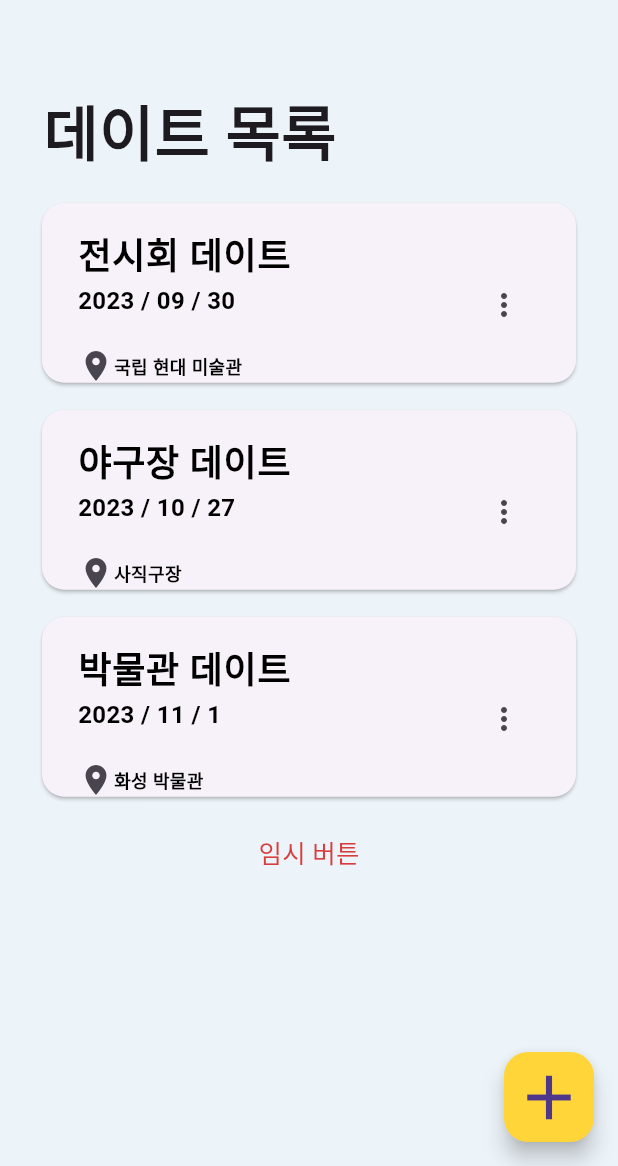
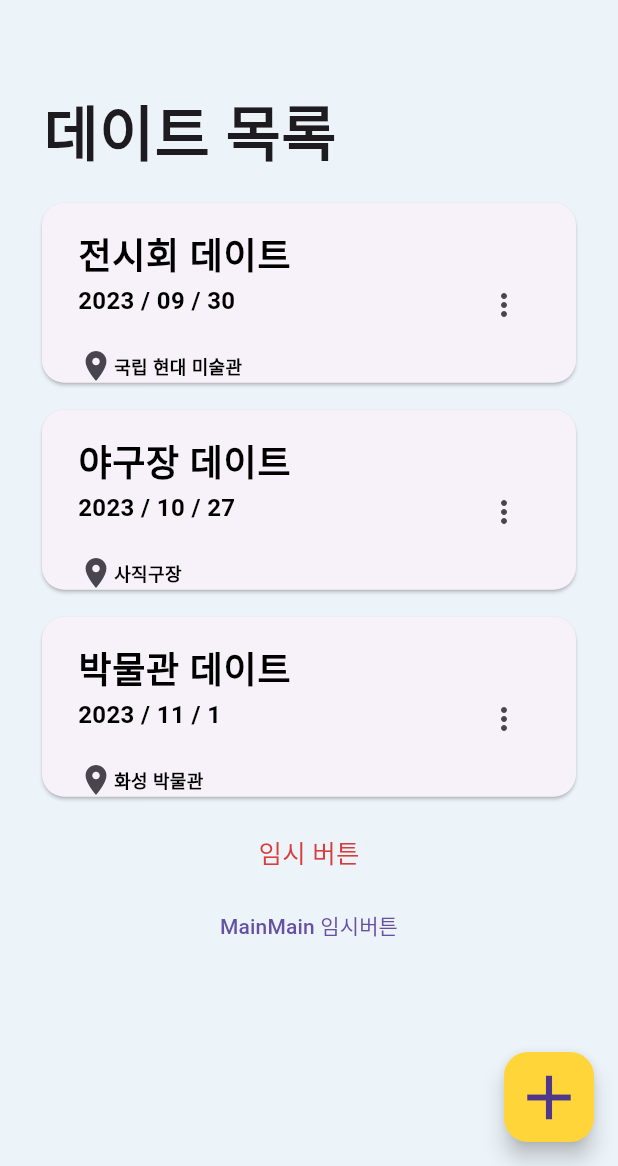
Before and after one commit to kkkkmini/dateEasy, a Flutter app: the NewDatePage screen opened directly, after a tap on "취소", on a phone screen of 412 x 824 dp, the part 70-1236 px from its top. Run offline on Flutter 3.47's test engine with Material 2 defaults, Android fonts, the phone set to English and light mode, and no system bars; our stand-ins replace flutter_switch; missing offline and left inert: date_ranger, panara_dialogs; Roboto replaces fonts that are missing (Seoul_B, Seoul_EB, Seoul_M).

Commit message:
지금쯤 업데이트 해줘야죠? 집가고 싶어요

```diff
--- a/lib/date.dart
+++ b/lib/date.dart
@@ -15,17 +15,17 @@ class _SameDatePickerState extends State<SameDatePicker> {
   @override
   Widget build(BuildContext context) {
     return Padding(
-      padding: const EdgeInsets.fromLTRB(30, 0, 30, 0),
+      padding: const EdgeInsets.fromLTRB(20, 10, 20, 0),
       child: DateRanger(
         activeDateBottomSpace: 10,
-        runSpacing: 10,
+        runSpacing: 13,
         itemHeight: 30,
         activeDateFontSize: 15,
-        horizontalPadding: 15,
+        horizontalPadding: 5,
         activeItemBackground: const Color(0xff6750A4),
         rangeBackground: const Color(0xffE8DEF8),
         borderColors: Colors.black,
-        backgroundColor: const Color(0xffFAFCFF),
+        backgroundColor: const Color(0xffEDF4F9),
         initialRange: initialDateRange,
         onRangeChanged: (range) {
           setState(() {
--- a/lib/main.dart
+++ b/lib/main.dart
@@ -1,6 +1,7 @@
 import 'package:flutter/material.dart';
 import 'package:da_easy_front/font.dart';
 import 'package:da_easy_front/newDate.dart';
+import 'package:da_easy_front/primitiveMain.dart';
 
 void main() {
   runApp(const MyApp());
@@ -70,6 +71,7 @@ class _DaHomePageState extends State<DaHomePage> {
               ),
               DaCard(),
               TemporaryButton(),
+              GotoMain(),
             ],
           ),
         ),
--- a/lib/newDate.dart
+++ b/lib/newDate.dart
@@ -2,8 +2,8 @@ import 'package:da_easy_front/font.dart';
 import 'package:da_easy_front/newDetail.dart';
 import 'package:flutter/material.dart';
 import 'package:da_easy_front/main.dart';
-import 'package:flutter_switch/flutter_switch.dart';
 import 'package:da_easy_front/date.dart';
+import 'package:panara_dialogs/panara_dialogs.dart';
 
 class NewDatePage extends StatefulWidget {
   const NewDatePage({super.key});
@@ -25,7 +25,23 @@ class _NewDatePageState extends State<NewDatePage> {
         title: const AppBarText(),
         actions: <Widget>[
           TextButton(
-            onPressed: () {},
+            onPressed: () {
+              PanaraConfirmDialog.showAnimatedGrow(
+                context,
+                title: "확정하시겠습니까?",
+                message: "확정하시면 선택한 \n 일정들이 정리됩니다.",
+                confirmButtonText: "확인",
+                cancelButtonText: "취소",
+                onTapCancel: () {
+                  Navigator.pop(context);
+                },
+                onTapConfirm: () {
+                  Navigator.pop(context);
+                },
+                panaraDialogType: PanaraDialogType.error,
+                noImage: true,
+              );
+            },
             child: const Text(
               '저장',
               style: Subtitle2_2,
@@ -33,12 +49,13 @@ class _NewDatePageState extends State<NewDatePage> {
           ),
         ],
       ),
-      body: Column(
-        children: [
-          const TextDateTitle(),
-          const SameDate(),
-          SameDatePicker(),
-        ],
+      body: SingleChildScrollView(
+        child: Column(
+          children: [
+            const TextDateTitle(),
+            const SameDate(),
+          ],
+        ),
       ),
     );
   }
@@ -132,23 +149,24 @@ class SameDate extends StatelessWidget {
           padding: const EdgeInsets.all(8.0),
           child: SizedBox(
             width: 380,
-            height: 60,
+            height: 505,
             child: Card(
-              child: Row(
-                children: const [
-                  SizedBox(
-                    width: 10,
-                  ),
-                  Expanded(
+              child: Column(
+                crossAxisAlignment: CrossAxisAlignment.start,
+                children: [
+                  Padding(
+                    padding: EdgeInsets.fromLTRB(13, 15, 0, 0),
                     child: Text(
-                      '당일 치기',
-                      style: body1_4,
+                      '날짜 선택',
+                      style: body1_2,
                     ),
                   ),
-                  Padding(
-                    padding: EdgeInsets.only(right: 15.0),
-                    child: SamgeDaySwitch(),
+                  Divider(
+                    thickness: 1,
+                    indent: 10,
+                    endIndent: 10,
                   ),
+                  SameDatePicker(),
                 ],
               ),
               elevation: 0,
@@ -157,34 +175,6 @@ class SameDate extends StatelessWidget {
           ),
         ),
       ),
-    );
-  }
-}
-
-class SamgeDaySwitch extends StatefulWidget {
-  const SamgeDaySwitch({super.key});
-
-  @override
-  State<SamgeDaySwitch> createState() => _SamgeDaySwitchState();
-}
-
-class _SamgeDaySwitchState extends State<SamgeDaySwitch> {
-  bool status = false;
-  @override
-  Widget build(BuildContext context) {
-    return FlutterSwitch(
-      width: 35,
-      height: 20,
-      toggleSize: 20,
-      value: status,
-      borderRadius: 30,
-      padding: 2,
-      activeColor: const Color(0xffFFE171),
-      onToggle: (val) {
-        setState(() {
-          status = val;
-        });
-      },
     );
   }
 }
--- /dev/null
+++ b/lib/primitiveMain.dart
@@ -0,0 +1,32 @@
+import 'package:flutter/material.dart';
+
+class SuperMainPage extends StatelessWidget {
+  const SuperMainPage({super.key});
+
+  @override
+  Widget build(BuildContext context) {
+    return Scaffold(
+      backgroundColor: Color(0xffDDF0FF),
+      appBar: AppBar(
+        backgroundColor: Color(0xffDDF0FF),
+      ),
+    );
+  }
+}
+
+class GotoMain extends StatelessWidget {
+  const GotoMain({super.key});
+
+  @override
+  Widget build(BuildContext context) {
+    return TextButton(
+      onPressed: () {
+        Navigator.push(
+          context,
+          MaterialPageRoute(builder: (context) => const SuperMainPage()),
+        );
+      },
+      child: const Text('MainMain 임시버튼'),
+    );
+  }
+}
--- a/pubspec.yaml
+++ b/pubspec.yaml
@@ -33,7 +33,7 @@ dependencies:
   flutter:
     sdk: flutter
   date_ranger:
-
+  panara_dialogs: ^0.1.4
 
   # The following adds the Cupertino Icons font to your application.
   # Use with the CupertinoIcons class for iOS style icons.
@@ -61,6 +61,7 @@ flutter:
   uses-material-design: true
   assets:
   - assets/images/daeasyLogo.png
+  - assets/images/RealLogo.png
 
   # To add assets to your application, add an assets section, like this:
 
```
Also changed, not shown: lib/exile.dart (added, +31 -0 lines), assets/images/RealLogo.png (added), pubspec.lock, 6 other files.
